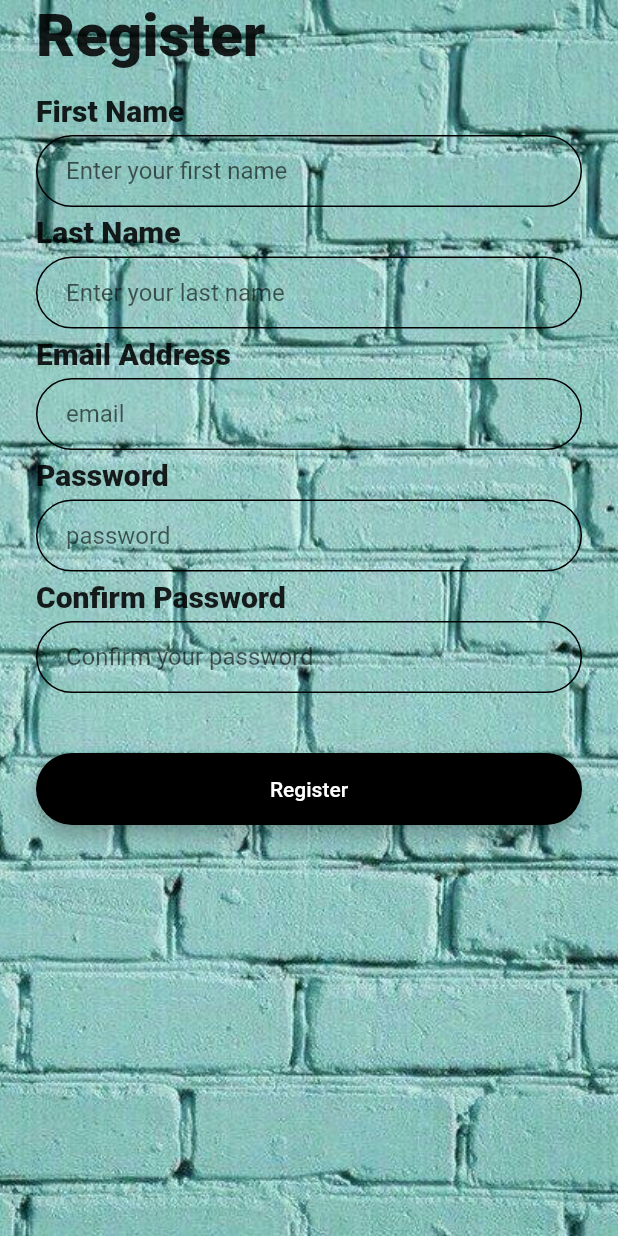
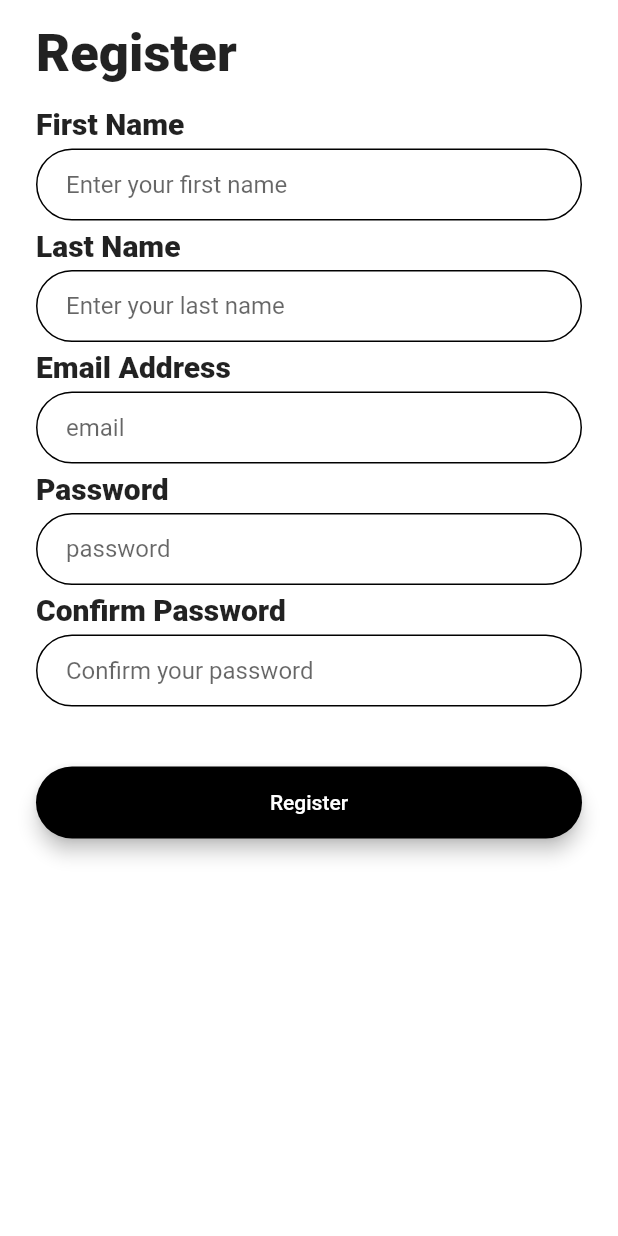
Before and after one commit to prernasemwal/sewer1, a Flutter app: the RegistrationScreen screen opened by its route, on a phone screen of 412 x 824 dp. Run offline on Flutter 3.47's test engine with Material 2 defaults, Android fonts, the phone set to English and light mode, and no system bars; our stand-ins replace cloud_firestore, firebase_auth, flutter_spinkit, google_maps_flutter; accounts and stored records are empty.

Commit message:
new commit

```diff
--- a/sewer_appp1/lib/appbar.dart
+++ b/sewer_appp1/lib/appbar.dart
@@ -47,6 +47,7 @@ class _AppBarState extends State<AppBar> {
       ),
       ),
       ),);
+
     }
 
   }
--- a/sewer_appp1/lib/authentication/registration_screen.dart
+++ b/sewer_appp1/lib/authentication/registration_screen.dart
@@ -24,15 +24,8 @@ class _RegistrationScreenState extends State<RegistrationScreen> {
 
   @override
   Widget build(BuildContext context) {
-    return Container(
-      decoration: BoxDecoration(
-          image: DecorationImage(
-              image: AssetImage("images/wall.jpg"), fit: BoxFit.cover)),
-
-
-      child: loading ? Loading() : Scaffold(
-        backgroundColor: Colors.transparent,
-        // backgroundColor: Colors.white,
+    return loading ? Loading() : Scaffold(
+        backgroundColor: Colors.white,
         body: Padding(
           padding: EdgeInsets.symmetric(horizontal: 24.0),
           child: ListView(
@@ -43,14 +36,13 @@ class _RegistrationScreenState extends State<RegistrationScreen> {
                 mainAxisAlignment: MainAxisAlignment.center,
                 crossAxisAlignment: CrossAxisAlignment.stretch,
                 children: <Widget>[
-                  // Container(
-                  // height: 200.0,
-                  // child: Image.asset('images/logo.png'),
-                  //),
+                  SizedBox(
+                    height: 15.0,
+                  ),
                   Text(
                     'Register',
                     style: TextStyle(
-                      fontSize: 40.0,
+                      fontSize: 35.0,
                       fontWeight: FontWeight.w900,
                     ),
                   ),
@@ -153,6 +145,7 @@ class _RegistrationScreenState extends State<RegistrationScreen> {
                       password2 = value;
                       //Do something with the user input.
                     },
+                    obscureText: true,
                     validator: (val){
                       if(val.isEmpty)
                         return 'confirm your password';
@@ -188,7 +181,6 @@ class _RegistrationScreenState extends State<RegistrationScreen> {
         ],
           ),
         ),
-      ),
-    );
+      );
   }
 }
--- a/sewer_appp1/lib/main.dart
+++ b/sewer_appp1/lib/main.dart
@@ -5,6 +5,8 @@ import 'package:sewerappp/screens//welcome_screen.dart';
 import 'package:sewerappp/authentication/registration_screen.dart';
 import 'package:google_maps_flutter/google_maps_flutter.dart';
 import 'dart:async';
+
+import 'package:sewerappp/screens/mapped.dart';
 
 void main()
 {
@@ -25,6 +27,7 @@ class Sewer extends StatelessWidget {
         LoginScreen.id:(context)=>LoginScreen(),
         RegistrationScreen.id:(context)=>RegistrationScreen(),
         HomeScreen.id:(context)=>HomeScreen(),
+        MapScreen.id:(context)=> MapScreen()
       },
     );
   }
--- a/sewer_appp1/pubspec.yaml
+++ b/sewer_appp1/pubspec.yaml
@@ -27,6 +27,7 @@ dependencies:
   cloud_firestore: ^0.12.9+4
   provider: ^3.1.0
   flutter_spinkit: "^4.0.0"
+  ##geolocator: '^2.0.1'
 
 dev_dependencies:
   flutter_test:
```
Also changed, not shown: sewer_appp1/lib/authentication/login_screen.dart (+9 -15 lines), sewer_appp1/lib/screens/home_screen.dart (+123 -7 lines), sewer_appp1/lib/screens/mapped.dart (added, +24 -0 lines), 1 other file. Lines whose indentation alone changed are shown as unchanged.
